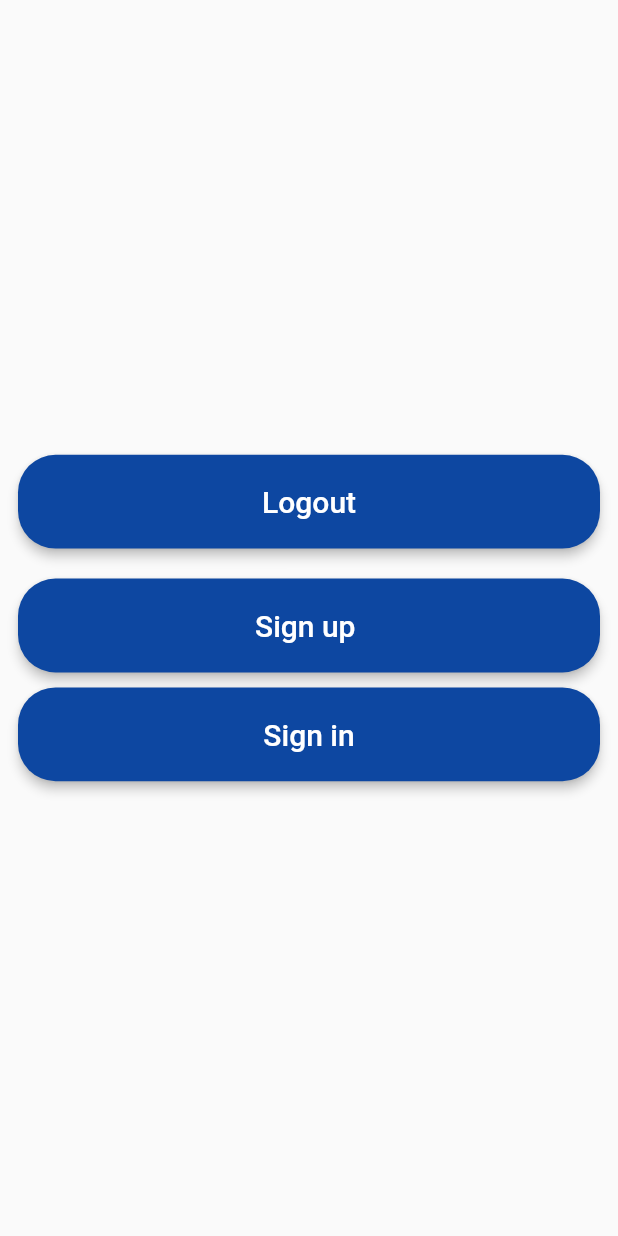
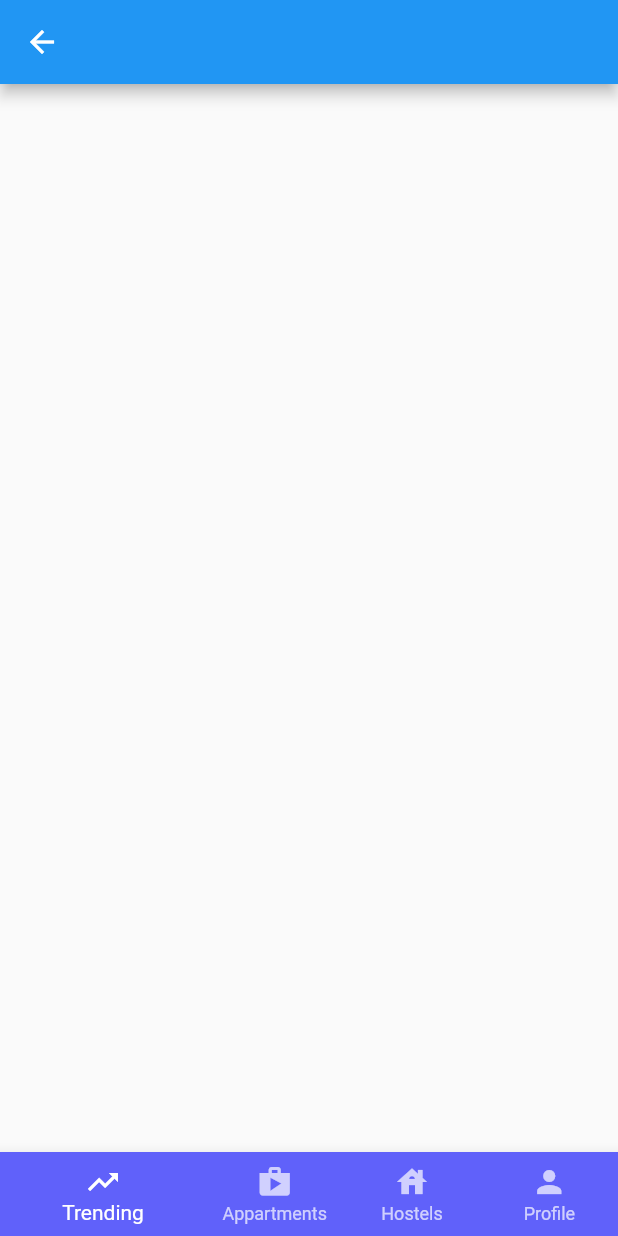
Before and after one commit to RonnyK36/finder, a Flutter app: the Root screen opened directly, on a phone screen of 412 x 824 dp. Run offline on Flutter 3.47's test engine with Material 2 defaults, Android fonts, the phone set to English and light mode, and no system bars; our stand-ins replace carousel_slider, cloud_firestore, firebase_auth, firebase_core, get, google_fonts; accounts and stored records are empty; Roboto replaces fonts that are missing (NotoSansMono-Regular, Ubuntu); project files that could hold a hidden picture were left out.

Commit message:
Bottom Navigation bar and routes

```diff
--- a/lib/main.dart
+++ b/lib/main.dart
@@ -1,4 +1,6 @@
+import 'package:finder/views/screens/bottom_navigation.dart';
 import 'package:finder/views/screens/landing_page.dart';
+import 'package:finder/views/screens/login_ui_screen.dart';
 import 'package:finder/widgets/controller_bindings.dart';
 import 'package:firebase_core/firebase_core.dart';
 import 'package:flutter/material.dart';
@@ -23,7 +25,7 @@ class MyApp extends StatelessWidget {
         primaryColor: Color(0xff0d47a1),
         accentColor: Color(0xff6061fa),
       ),
-      home: LandingPage(),
+      home: LoginPage(),
     );
   }
 }
--- /dev/null
+++ b/lib/views/screens/bottom_navigation.dart
@@ -0,0 +1,63 @@
+import 'package:finder/config/configurations.dart';
+import 'package:finder/views/screens/home_screen.dart';
+import 'package:finder/views/screens/profile_page.dart';
+import 'package:flutter/material.dart';
+
+class NavigationManager extends StatefulWidget {
+  const NavigationManager({Key? key}) : super(key: key);
+
+  @override
+  _NavigationManagerState createState() => _NavigationManagerState();
+}
+
+class _NavigationManagerState extends State<NavigationManager> {
+  int currentIndex = 0;
+  final screens = [
+    HomeScreen(),
+    Center(child: Text('Apartments')),
+    Center(child: Text('Hostels')),
+    ProfilePage(),
+  ];
+  @override
+  Widget build(BuildContext context) {
+    return Scaffold(
+      body: screens[currentIndex],
+      bottomNavigationBar: BottomNavigationBar(
+        iconSize: 24,
+        selectedItemColor: Colors.white,
+        unselectedItemColor: Colors.white70,
+        showUnselectedLabels: true,
+        unselectedFontSize: 10,
+        unselectedLabelStyle: kUbuntu15.copyWith(fontSize: 12),
+        currentIndex: currentIndex,
+        onTap: (index) {
+          setState(() {
+            currentIndex = index;
+          });
+        },
+        items: [
+          BottomNavigationBarItem(
+            backgroundColor: kAccentColor,
+            icon: Icon(Icons.trending_up),
+            label: 'Trending',
+          ),
+          BottomNavigationBarItem(
+            backgroundColor: kAccentColor,
+            icon: Icon(Icons.shop),
+            label: 'Appartments',
+          ),
+          BottomNavigationBarItem(
+            backgroundColor: kAccentColor,
+            icon: Icon(Icons.house),
+            label: 'Hostels',
+          ),
+          BottomNavigationBarItem(
+            backgroundColor: kAccentColor,
+            icon: Icon(Icons.person),
+            label: 'Profile',
+          ),
+        ],
+      ),
+    );
+  }
+}
--- a/lib/views/screens/home_screen.dart
+++ b/lib/views/screens/home_screen.dart
@@ -20,9 +20,14 @@ class _HomeScreenState extends State<HomeScreen> {
     final _authController = Get.find<AuthController>();
 
     return Scaffold(
-      // appBar: AppBar(title: Text('Home')),
+      appBar: AppBar(
+        title: Text(
+          _authController.userProfile!.displayName.toString(),
+          style: kUbuntu15.copyWith(fontSize: 25),
+        ),
+      ),
       body: Column(
-        crossAxisAlignment: CrossAxisAlignment.end,
+        crossAxisAlignment: CrossAxisAlignment.center,
         mainAxisAlignment: MainAxisAlignment.center,
         children: [
           // Text('Holla'),
@@ -84,22 +89,8 @@ class _HomeScreenState extends State<HomeScreen> {
           //     vertical: Config.screenWidth! * 0.025,
           //   ),
           // ),
-          reusableButton(
-            context,
-            onPressed: () => _authController.signOut(),
-            label: 'Logout',
-          ),
+
           SizedBox(height: 10),
-          reusableButton(
-            context,
-            onPressed: () {},
-            label: 'Sign up ',
-          ),
-          reusableButton(
-            context,
-            onPressed: () {},
-            label: 'Sign in',
-          ),
         ],
       ),
     );
--- a/lib/views/screens/landing_page.dart
+++ b/lib/views/screens/landing_page.dart
@@ -40,9 +40,6 @@ class LandingPage extends StatelessWidget {
               reusableButton(
                 context,
                 onPressed: () => Get.to(() => Root()),
-                // padding: EdgeInsets.symmetric(
-                //     horizontal: Config.screenWidth! * 0.3,
-                //     vertical: Config.screenHeight! * 0.015),
                 label: 'Get started',
               ),
               Spacer(),
--- a/lib/views/screens/root.dart
+++ b/lib/views/screens/root.dart
@@ -1,5 +1,6 @@
 import 'package:finder/config/configurations.dart';
 import 'package:finder/controllers/auth_controllers.dart';
+import 'package:finder/views/screens/bottom_navigation.dart';
 import 'package:finder/views/screens/home_screen.dart';
 import 'package:finder/views/screens/login_ui_screen.dart';
 import 'package:flutter/material.dart';
@@ -21,7 +22,7 @@ class _RootState extends State<Root> {
       body: GetBuilder<AuthController>(
         builder: (_) {
           return SafeArea(
-            child: _.userProfile != null ? HomeScreen() : LoginPage(),
+            child: _.userProfile != null ? NavigationManager() : LoginPage(),
           );
         },
       ),
```
Also changed, not shown: lib/views/screens/profile_page.dart (added, +49 -0 lines).
